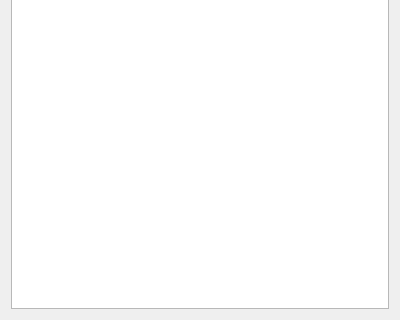
textbrowser/glitch, file UI/glitch-user-functions.ui: the form before one commit; both pictures show x 0 to 400 and y 280 to 600 of the 400 by 600 pixel window.
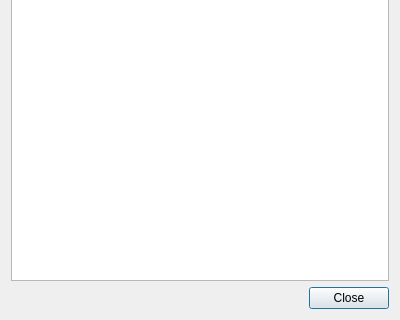
The form after the commit. Icons and pictures are not drawn. Custom widgets are drawn as their Qt base class.

Commit message: Close buttons. Set canvas settings.

Diff of the .ui file:
```diff
--- a/UI/glitch-user-functions.ui
+++ b/UI/glitch-user-functions.ui
@@ -58,6 +58,30 @@
      </column>
     </widget>
    </item>
+   <item>
+    <layout class="QHBoxLayout" name="horizontalLayout">
+     <item>
+      <spacer name="horizontalSpacer">
+       <property name="orientation">
+        <enum>Qt::Horizontal</enum>
+       </property>
+       <property name="sizeHint" stdset="0">
+        <size>
+         <width>40</width>
+         <height>20</height>
+        </size>
+       </property>
+      </spacer>
+     </item>
+     <item>
+      <widget class="QPushButton" name="close">
+       <property name="text">
+        <string>Close</string>
+       </property>
+      </widget>
+     </item>
+    </layout>
+   </item>
   </layout>
  </widget>
  <customwidgets>
```
The commit also changes 5 other files.
